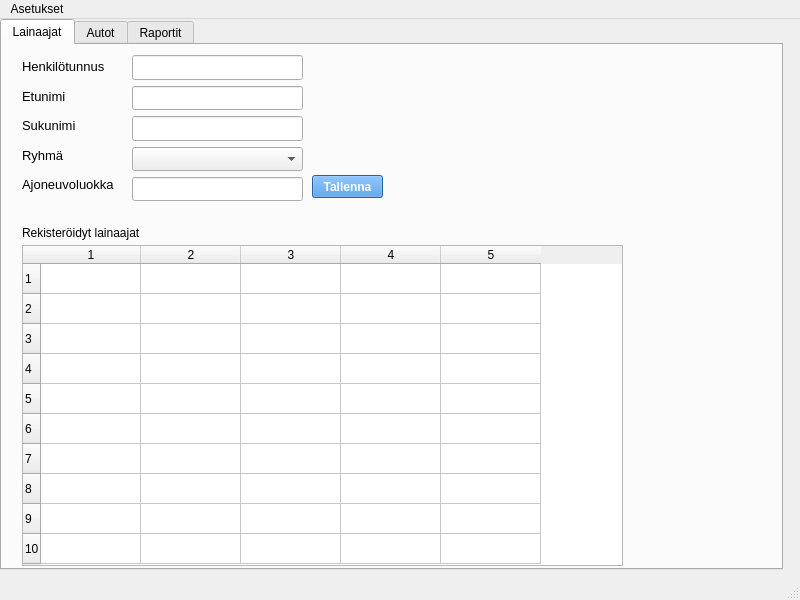
Old version of the form administrative.ui in the repository Sadiqa-Khawari/Autolainaus.
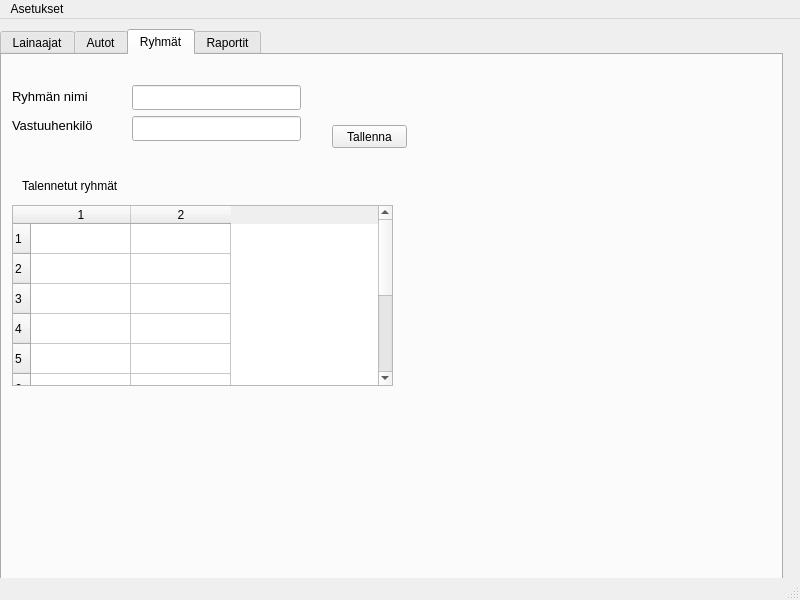
New version of the form.

Commit message: Lisätty asetus-dialogin luoka pääohjelma

What changed in the file:
```diff
--- a/administrative.ui
+++ b/administrative.ui
@@ -18,7 +18,7 @@
     <property name="geometry">
      <rect>
       <x>0</x>
-      <y>0</y>
+      <y>10</y>
       <width>783</width>
       <height>551</height>
      </rect>
@@ -27,7 +27,7 @@
      <cursorShape>PointingHandCursor</cursorShape>
     </property>
     <property name="currentIndex">
-     <number>0</number>
+     <number>2</number>
     </property>
     <widget class="QWidget" name="studentTab">
      <property name="cursor">
@@ -109,7 +109,7 @@
        <string>Tallenna</string>
       </property>
      </widget>
-     <widget class="QWidget" name="">
+     <widget class="QWidget" name="layoutWidget">
       <property name="geometry">
        <rect>
         <x>130</x>
@@ -166,7 +166,7 @@
        </item>
       </layout>
      </widget>
-     <widget class="QWidget" name="">
+     <widget class="QWidget" name="layoutWidget">
       <property name="geometry">
        <rect>
         <x>20</x>
@@ -475,6 +475,131 @@
       </property>
      </widget>
     </widget>
+    <widget class="QWidget" name="tab">
+     <attribute name="title">
+      <string>Ryhmät</string>
+     </attribute>
+     <widget class="QPushButton" name="pushButton">
+      <property name="geometry">
+       <rect>
+        <x>330</x>
+        <y>70</y>
+        <width>75</width>
+        <height>23</height>
+       </rect>
+      </property>
+      <property name="text">
+       <string>Tallenna</string>
+      </property>
+     </widget>
+     <widget class="QTableWidget" name="tableWidget_2">
+      <property name="geometry">
+       <rect>
+        <x>10</x>
+        <y>150</y>
+        <width>381</width>
+        <height>181</height>
+       </rect>
+      </property>
+      <property name="rowCount">
+       <number>10</number>
+      </property>
+      <property name="columnCount">
+       <number>2</number>
+      </property>
+      <row/>
+      <row/>
+      <row/>
+      <row/>
+      <row/>
+      <row/>
+      <row/>
+      <row/>
+      <row/>
+      <row/>
+      <column/>
+      <column/>
+     </widget>
+     <widget class="QLabel" name="label_3">
+      <property name="geometry">
+       <rect>
+        <x>20</x>
+        <y>120</y>
+        <width>111</width>
+        <height>21</height>
+       </rect>
+      </property>
+      <property name="text">
+       <string>Talennetut ryhmät</string>
+      </property>
+     </widget>
+     <widget class="QWidget" name="">
+      <property name="geometry">
+       <rect>
+        <x>130</x>
+        <y>30</y>
+        <width>169</width>
+        <height>56</height>
+       </rect>
+      </property>
+      <layout class="QVBoxLayout" name="verticalLayout">
+       <item>
+        <widget class="QLineEdit" name="lineEdit">
+         <property name="font">
+          <font>
+           <pointsize>11</pointsize>
+          </font>
+         </property>
+        </widget>
+       </item>
+       <item>
+        <widget class="QLineEdit" name="lineEdit_2">
+         <property name="font">
+          <font>
+           <pointsize>11</pointsize>
+          </font>
+         </property>
+        </widget>
+       </item>
+      </layout>
+     </widget>
+     <widget class="QWidget" name="">
+      <property name="geometry">
+       <rect>
+        <x>10</x>
+        <y>30</y>
+        <width>101</width>
+        <height>51</height>
+       </rect>
+      </property>
+      <layout class="QVBoxLayout" name="verticalLayout_2">
+       <item>
+        <widget class="QLabel" name="label">
+         <property name="font">
+          <font>
+           <pointsize>10</pointsize>
+          </font>
+         </property>
+         <property name="text">
+          <string>Ryhmän nimi</string>
+         </property>
+        </widget>
+       </item>
+       <item>
+        <widget class="QLabel" name="label_2">
+         <property name="font">
+          <font>
+           <pointsize>10</pointsize>
+          </font>
+         </property>
+         <property name="text">
+          <string>Vastuuhenkilö</string>
+         </property>
+        </widget>
+       </item>
+      </layout>
+     </widget>
+    </widget>
     <widget class="QWidget" name="reportsTab">
      <property name="cursor">
       <cursorShape>ArrowCursor</cursorShape>
```
Left out of the diff: 6 changed lines with no effect on the pictures. The commit also changes 2 other files.
